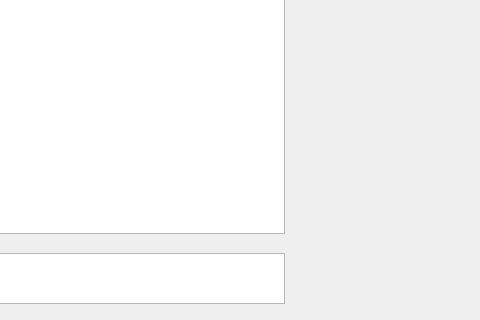
This is test1/videowindowwidget.ui in NullBrainer/AmishMediaPlayer as Qt 5 draws it before an edit; both pictures show x 356 to 836 and y 227 to 547 of the 836 by 547 pixel window. The edited form follows.
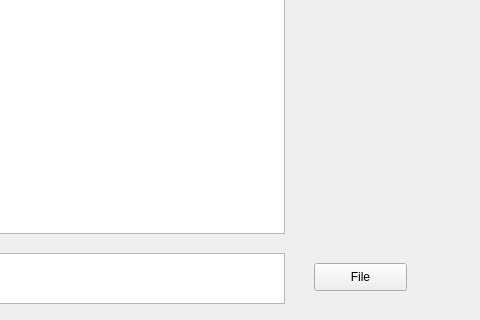
This is the edited form.

```diff
--- a/test1/videowindowwidget.ui
+++ b/test1/videowindowwidget.ui
@@ -33,6 +33,29 @@
     </rect>
    </property>
   </widget>
+  <widget class="QPushButton" name="FileButton">
+   <property name="geometry">
+    <rect>
+     <x>670</x>
+     <y>490</y>
+     <width>93</width>
+     <height>28</height>
+    </rect>
+   </property>
+   <property name="text">
+    <string>File</string>
+   </property>
+  </widget>
+  <action name="actionchooseFile">
+   <property name="text">
+    <string>chooseFile</string>
+   </property>
+  </action>
+  <action name="actiononMediaSwitch">
+   <property name="text">
+    <string>onMediaSwitch</string>
+   </property>
+  </action>
  </widget>
  <resources/>
  <connections/>
```
